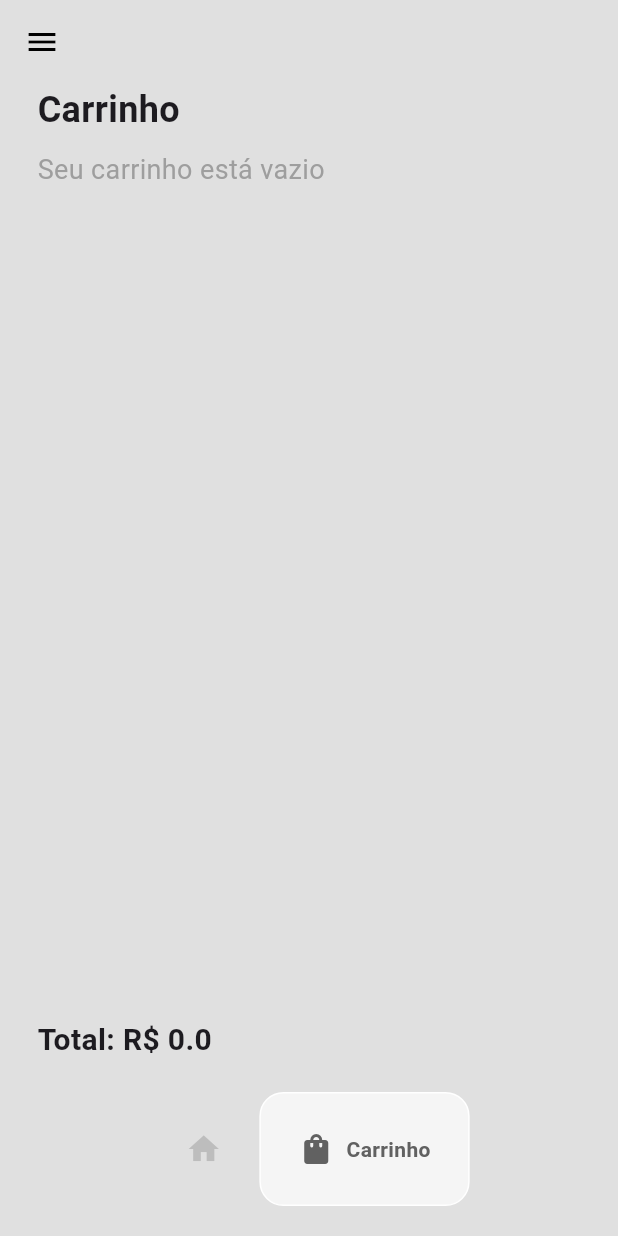
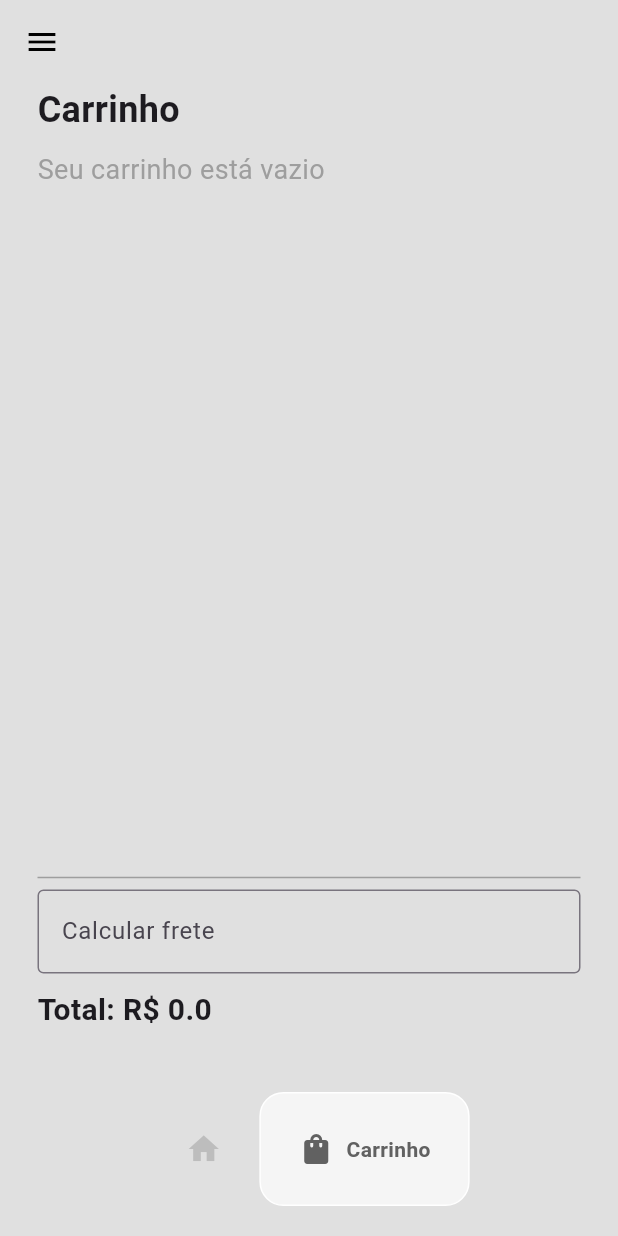
Before and after one commit to LucasPetruci/ecommerce_app, a Flutter app: the HomePage screen opened by its route, item 2 of the bottom bar chosen, on a phone screen of 412 x 824 dp. Run offline on Flutter 3.47's test engine with Material 3 defaults, Android fonts, the phone set to English and light mode, and no system bars; drawn by our look-alikes of google_nav_bar; our stand-ins replace flutter_dotenv, go_router.

Commit message:
feat: enhance CartPage with custom scroll behavior and add shipping cost input field

```diff
--- a/lib/pages/cart_page.dart
+++ b/lib/pages/cart_page.dart
@@ -4,6 +4,7 @@ import 'package:flutter/material.dart';
 import 'package:provider/provider.dart';
 
 import '../components/cart_item.dart';
+import '../components/scrollBehaviorModified.dart';
 
 class CartPage extends StatelessWidget {
   const CartPage({super.key});
@@ -31,7 +32,9 @@ class CartPage extends StatelessWidget {
                 style: TextStyle(fontSize: 18, color: Colors.grey),
               ),
 
-            Expanded(
+            ScrollConfiguration(
+              behavior: ScrollBehaviorModified(),
+              child: Expanded(
                 child: ListView.builder(
                   itemCount: value.getUserCart().length,
                   itemBuilder: (context, index) {
@@ -43,6 +46,23 @@ class CartPage extends StatelessWidget {
                   },
                 ),
               ),
+            ),
+            const Divider(
+              thickness: 1,
+              color: Colors.grey,
+            ),
+            // Campo para frete
+            TextField(
+              decoration: const InputDecoration(
+                hintText: 'Calcular frete',
+                border: OutlineInputBorder(),
+              ),
+              keyboardType: TextInputType.number,
+              onChanged: (value) {
+                // Atualizar o valor do frete
+              },
+            ),
+            const SizedBox(height: 10),
             Text(
               'Total: R\$ ${value.getTotalPrice()}',
               style: const TextStyle(
@@ -50,6 +70,7 @@ class CartPage extends StatelessWidget {
                 fontWeight: FontWeight.bold,
               ),
             ),
+            const SizedBox(height: 20),
           ],
         ),
       ),
```
Lines whose indentation alone changed are shown as unchanged.
